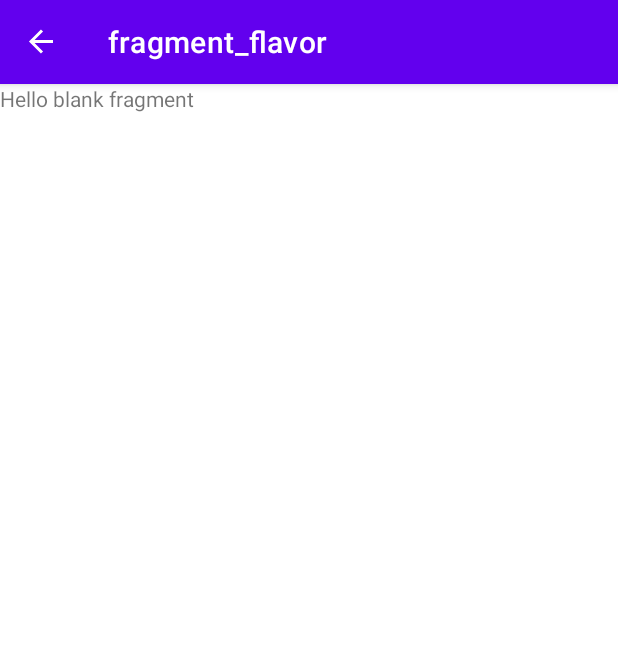
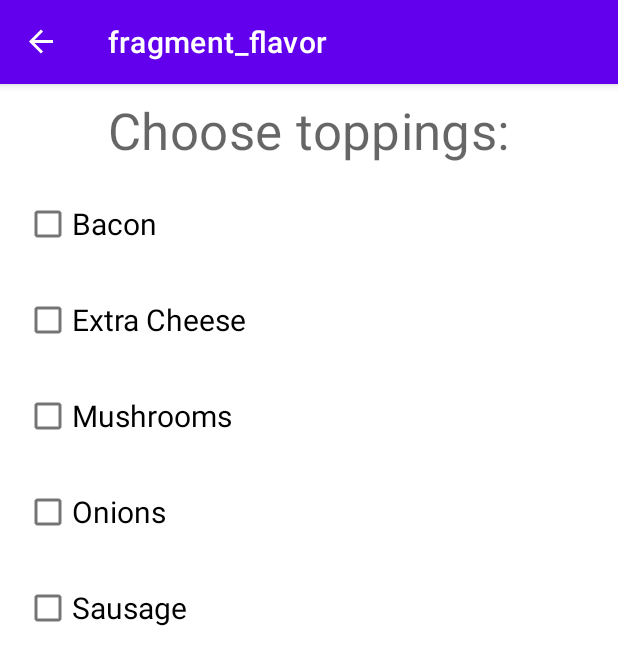
Before and after one commit to theMagusDev/OrderPizzaApp, an Android app: the FlavorFragment screen opened through its navigation route, on a phone screen of 412 x 824 dp. Shown: the top 665 px of the screen. Run offline under Robolectric (Android 15) with nearby library versions, the light colour scheme and no system bars; our stand-ins replace data binding, navigation-ui.

Commit message:
Add toppings into the fragment_flavor.xml layout, create variables in it.

```diff
--- a/app/src/main/java/com/example/pizza/FlavorFragment.kt
+++ b/app/src/main/java/com/example/pizza/FlavorFragment.kt
@@ -8,9 +8,10 @@ import androidx.fragment.app.Fragment
 import com.example.pizza.databinding.FragmentFlavorBinding
 
 class FlavorFragment : Fragment() {
-    // Binding object instance corresponding to the fragment_start.xml layout
-    // This property is non-null between the onCreateView() and onDestroyView() lifecycle callbacks,
-    // when the view hierarchy is attached to the fragment.
+    /* Binding object instance corresponding to the fragment_start.xml layout
+    * This property is non-null between the onCreateView() and onDestroyView() lifecycle callbacks,
+    * when the view hierarchy is attached to the fragment.
+    */
     private var binding: FragmentFlavorBinding? = null
 
     override fun onCreateView(
@@ -23,6 +24,14 @@ class FlavorFragment : Fragment() {
         return fragmentFlavorBinding.root
     }
 
+    /*
+    Assign a fragment value to the layout variable so that it can reference that fragment.
+     */
+    override fun onViewCreated(view: View, savedInstanceState: Bundle?) {
+        super.onViewCreated(view, savedInstanceState)
+        binding?.flavorFragment = this
+    }
+
     /**
      * This fragment lifecycle method is called when the view hierarchy associated with the fragment
      * is being removed. As a result, clear out the binding object.
--- a/app/src/main/res/layout/fragment_flavor.xml
+++ b/app/src/main/res/layout/fragment_flavor.xml
@@ -1,14 +1,85 @@
 <?xml version="1.0" encoding="utf-8"?>
-<FrameLayout xmlns:android="http://schemas.android.com/apk/res/android"
+<layout
+    xmlns:android="http://schemas.android.com/apk/res/android"
+    xmlns:app="http://schemas.android.com/apk/res-auto"
     xmlns:tools="http://schemas.android.com/tools"
-    android:layout_width="match_parent"
-    android:layout_height="match_parent"
     tools:context=".FlavorFragment">
 
-    <!-- TODO: Update blank fragment layout -->
-    <TextView
+    <data>
+        <variable
+            name="flavorFragment"
+            type="com.example.pizza.FlavorFragment" />
+    </data>
+
+    <ScrollView
         android:layout_width="match_parent"
-        android:layout_height="match_parent"
-        android:text="@string/hello_blank_fragment" />
+        android:layout_height="match_parent">
 
-</FrameLayout>
+        <androidx.constraintlayout.widget.ConstraintLayout
+            android:layout_width="match_parent"
+            android:layout_height="wrap_content">
+
+
+            <TextView
+                style="?attr/textAppearanceHeadline4"
+                android:id="@+id/selection_hint"
+                android:layout_width="wrap_content"
+                android:layout_height="wrap_content"
+                android:text="@string/choose_toppings"
+                android:layout_marginTop="@dimen/margin_between_elements"
+                app:layout_constraintTop_toTopOf="parent"
+                app:layout_constraintEnd_toEndOf="parent"
+                app:layout_constraintStart_toStartOf="parent"/>
+
+            <!-- Checkboxes -->
+
+            <CheckBox
+                style="@style/checkbox_style"
+                android:id="@+id/bacon_checkbox"
+                android:layout_width="wrap_content"
+                android:layout_height="wrap_content"
+                android:text="Bacon"
+                app:layout_constraintStart_toStartOf="parent"
+                app:layout_constraintTop_toBottomOf="@id/selection_hint"/>
+
+            <CheckBox
+                style="@style/checkbox_style"
+                android:id="@+id/extra_cheese_checkbox"
+                android:layout_width="wrap_content"
+                android:layout_height="wrap_content"
+                android:text="Extra Cheese"
+                app:layout_constraintStart_toStartOf="parent"
+                app:layout_constraintTop_toBottomOf="@id/bacon_checkbox"/>
+
+            <CheckBox
+                style="@style/checkbox_style"
+                android:id="@+id/mushrooms_checkbox"
+                android:layout_width="wrap_content"
+                android:layout_height="wrap_content"
+                android:text="Mushrooms"
+                app:layout_constraintStart_toStartOf="parent"
+                app:layout_constraintTop_toBottomOf="@id/extra_cheese_checkbox"/>
+
+            <CheckBox
+                style="@style/checkbox_style"
+                android:id="@+id/onions_checkbox"
+                android:layout_width="wrap_content"
+                android:layout_height="wrap_content"
+                android:text="Onions"
+                app:layout_constraintStart_toStartOf="parent"
+                app:layout_constraintTop_toBottomOf="@id/mushrooms_checkbox"/>
+
+            <CheckBox
+                style="@style/checkbox_style"
+                android:id="@+id/sausage_checkbox"
+                android:layout_width="wrap_content"
+                android:layout_height="wrap_content"
+                android:text="@string/sausage"
+                app:layout_constraintStart_toStartOf="parent"
+                app:layout_constraintTop_toBottomOf="@id/onions_checkbox"/>
+
+
+        </androidx.constraintlayout.widget.ConstraintLayout>
+    </ScrollView>
+
+</layout>
--- a/app/src/main/res/values/dimens.xml
+++ b/app/src/main/res/values/dimens.xml
@@ -3,7 +3,8 @@
     <dimen name="start_image_size">300dp</dimen>
     <dimen name="pizza_30cm_image_size">155dp</dimen>
     <dimen name="pizza_45cm_image_size">215dp</dimen>
-    <dimen name="margin_from_top">56dp</dimen>
+    <dimen name="img_margin_from_top">56dp</dimen>
+    <dimen name="margin_from_top">24dp</dimen>
     <dimen name="side_margin">16dp</dimen>
     <dimen name="margin_between_elements">8dp</dimen>
 </resources>
--- a/app/src/main/res/values/strings.xml
+++ b/app/src/main/res/values/strings.xml
@@ -9,4 +9,7 @@
     <string name="choose_the_pizza_size">Choose the pizza\'s size:</string>
     <string name="pizza_45_cm">45 centimeter pizza</string>
     <string name="pizza_30_cm">30 centimeter pizza</string>
+    <string name="choose_toppings">Choose toppings:</string>
+    <string name="main_headline">Main:</string>
+    <string name="sausage">Sausage</string>
 </resources>
--- /dev/null
+++ b/app/src/main/res/values/styles.xml
@@ -0,0 +1,7 @@
+<?xml version="1.0" encoding="utf-8"?>
+<resources>
+    <style name="checkbox_style" parent="android:Widget.CompoundButton.CheckBox">
+        <item name="android:textSize">20sp</item>
+        <item name="android:layout_margin">@dimen/side_margin</item>
+    </style>
+</resources>
```
